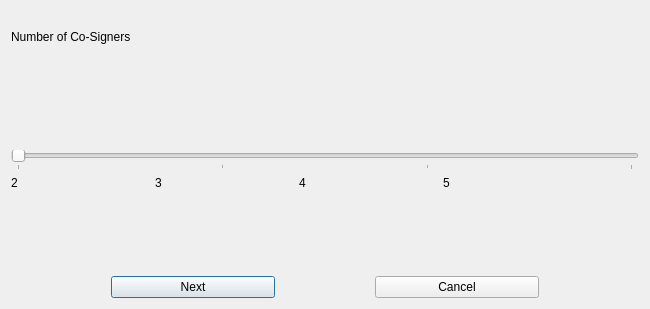
Before: the Qt Designer form src/qt/forms/multisigsetupchoosenumsigners.ui in PRCYCoin/Multisig, drawn with Qt 5.
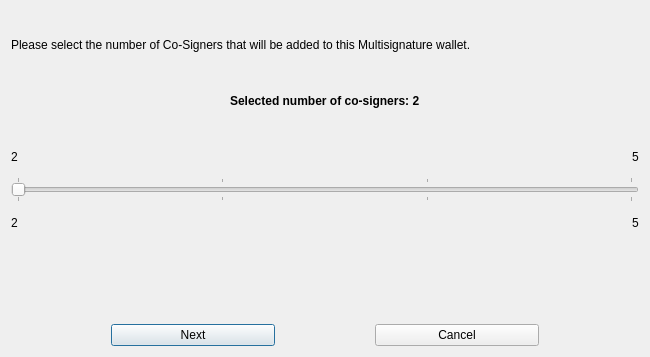
After: the same form once the commit is applied.

Commit message: Update "Number of Co-Signers" dialog

```diff
--- a/src/qt/forms/multisigsetupchoosenumsigners.ui
+++ b/src/qt/forms/multisigsetupchoosenumsigners.ui
@@ -7,7 +7,7 @@
     <x>0</x>
     <y>0</y>
     <width>650</width>
-    <height>243</height>
+    <height>357</height>
    </rect>
   </property>
   <property name="sizePolicy">
@@ -19,7 +19,7 @@
   <property name="windowTitle">
    <string>Multisignature Wallet Setup</string>
   </property>
-  <layout class="QVBoxLayout" name="verticalLayout" stretch="0,0,0,0,0,0">
+  <layout class="QVBoxLayout" name="verticalLayout" stretch="0,0,0,0,0,0,0,0,0">
    <property name="topMargin">
     <number>30</number>
    </property>
@@ -31,7 +31,7 @@
      <item>
       <widget class="QLabel" name="label">
        <property name="text">
-        <string>Number of Co-Signers</string>
+        <string>Please select the number of Co-Signers that will be added to this Multisignature wallet.</string>
        </property>
        <property name="alignment">
         <set>Qt::AlignLeading|Qt::AlignLeft|Qt::AlignVCenter</set>
@@ -40,6 +40,32 @@
      </item>
     </layout>
    </item>
+   <item>
+    <spacer name="horizontalSpacer_3">
+     <property name="orientation">
+      <enum>Qt::Horizontal</enum>
+     </property>
+     <property name="sizeHint" stdset="0">
+      <size>
+       <width>40</width>
+       <height>20</height>
+      </size>
+     </property>
+    </spacer>
+   </item>
+   <item alignment="Qt::AlignHCenter">
+    <widget class="QLabel" name="numSigners">
+     <property name="font">
+      <font>
+       <weight>75</weight>
+       <bold>true</bold>
+      </font>
+     </property>
+     <property name="text">
+      <string>Selected number of co-signers: 2</string>
+     </property>
+    </widget>
+   </item>
    <item>
     <spacer name="horizontalSpacer">
      <property name="orientation">
@@ -48,11 +74,29 @@
      <property name="sizeHint" stdset="0">
       <size>
        <width>40</width>
-       <height>100</height>
+       <height>20</height>
       </size>
      </property>
     </spacer>
    </item>
+   <item>
+    <layout class="QHBoxLayout" name="horizontalLayout_4">
+     <item alignment="Qt::AlignLeft">
+      <widget class="QLabel" name="label_5">
+       <property name="text">
+        <string>2</string>
+       </property>
+      </widget>
+     </item>
+     <item alignment="Qt::AlignRight">
+      <widget class="QLabel" name="label_4">
+       <property name="text">
+        <string>5</string>
+       </property>
+      </widget>
+     </item>
+    </layout>
+   </item>
    <item>
     <widget class="QSlider" name="numSignerSlider">
      <property name="minimum">
@@ -64,8 +108,14 @@
      <property name="orientation">
       <enum>Qt::Horizontal</enum>
      </property>
+     <property name="invertedAppearance">
+      <bool>false</bool>
+     </property>
+     <property name="invertedControls">
+      <bool>false</bool>
+     </property>
      <property name="tickPosition">
-      <enum>QSlider::TicksBelow</enum>
+      <enum>QSlider::TicksBothSides</enum>
      </property>
      <property name="tickInterval">
       <number>1</number>
@@ -74,10 +124,17 @@
    </item>
    <item>
     <layout class="QHBoxLayout" name="horizontalLayout_3">
-     <item>
-      <widget class="QLabel" name="cosigners2">
+     <item alignment="Qt::AlignLeft">
+      <widget class="QLabel" name="label_2">
        <property name="text">
-        <string>2			3			4			5</string>
+        <string>2</string>
+       </property>
+      </widget>
+     </item>
+     <item alignment="Qt::AlignRight">
+      <widget class="QLabel" name="label_3">
+       <property name="text">
+        <string>5</string>
        </property>
       </widget>
      </item>
```
The commit also changes 2 other files.
